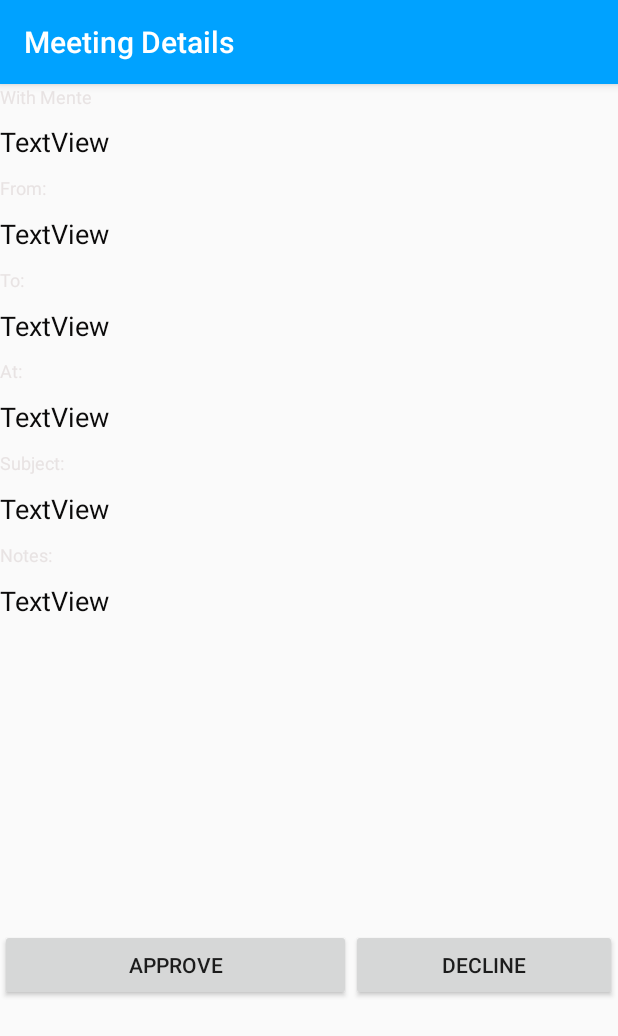
After one commit to shalomweiss/mm-android-2017, an Android app: the Meetingdetails screen opened directly, with no data from a screen before it, on a phone screen of 412 x 824 dp. The commit adds this screen. Shown: the top 1036 px of the screen. Run offline under Robolectric (Android 15) with nearby library versions, the phone set to English and light mode, and no system bars.

Commit message:
adding MeetingDetails(layout)
team B

```diff
--- a/app/src/main/AndroidManifest.xml
+++ b/app/src/main/AndroidManifest.xml
@@ -21,7 +21,8 @@
             </intent-filter>
         </activity>
         <activity android:name=".LoginActivity" />
-        <activity android:name="org.tsofen.model.ProfileController"></activity>
+        <activity android:name="org.tsofen.model.ProfileController" />
+        <activity android:name=".Meetingdetails"></activity>
     </application>
 
 </manifest>
--- /dev/null
+++ b/app/src/main/java/org/tsofen/mentorim/Meetingdetails.java
@@ -0,0 +1,27 @@
+package org.tsofen.mentorim;
+
+import android.support.v7.app.AppCompatActivity;
+import android.os.Bundle;
+import android.view.View;
+import android.widget.LinearLayout;
+
+public class Meetingdetails extends AppCompatActivity {
+
+    @Override
+    protected void onCreate(Bundle savedInstanceState) {
+        super.onCreate(savedInstanceState);
+        setContentView(R.layout.activity_meetingdetails);
+        getSupportActionBar().setTitle("Meeting Details");
+        findViewById(R.id.LinearLayoutsecond).setVisibility(View.INVISIBLE);
+
+    }
+    public void onapprove(View v){
+        findViewById(R.id.LinearLayoutsecond).setVisibility(View.VISIBLE);
+        findViewById(R.id.Linearlayoutfirst).setVisibility(View.INVISIBLE);
+
+
+    }
+
+
+
+}
--- /dev/null
+++ b/app/src/main/res/layout/activity_meetingdetails.xml
@@ -0,0 +1,176 @@
+<?xml version="1.0" encoding="utf-8"?>
+<LinearLayout xmlns:android="http://schemas.android.com/apk/res/android"
+    xmlns:app="http://schemas.android.com/apk/res-auto"
+    xmlns:tools="http://schemas.android.com/tools"
+    android:layout_width="match_parent"
+    android:layout_height="match_parent"
+    tools:context="org.tsofen.mentorim.Meetingdetails"
+    android:orientation="vertical">
+
+    <TextView
+        android:id="@+id/textView"
+        android:layout_width="match_parent"
+        android:layout_height="wrap_content"
+        android:layout_weight="0.56"
+        android:text="With Mente"
+        android:textColor="@color/gray"
+        android:textSize="12sp" />
+
+    <TextView
+        android:id="@+id/textView5"
+        android:layout_width="match_parent"
+        android:layout_height="wrap_content"
+        android:layout_weight="0.56"
+        android:text="TextView"
+        android:textColor="#0c0b0b"
+        android:textSize="18sp" />
+
+    <TextView
+        android:id="@+id/textView22"
+        android:layout_width="match_parent"
+        android:layout_height="wrap_content"
+        android:layout_weight="0.56"
+        android:text="From:"
+        android:textColor="@color/gray"
+        android:textSize="12sp" />
+
+    <TextView
+        android:id="@+id/textView23"
+        android:layout_width="match_parent"
+        android:layout_height="wrap_content"
+        android:layout_weight="0.56"
+        android:text="TextView"
+        android:textColor="#0c0b0b"
+        android:textSize="18sp" />
+
+    <TextView
+        android:id="@+id/textView20"
+        android:layout_width="match_parent"
+        android:layout_height="wrap_content"
+        android:layout_weight="0.56"
+        android:text="To:"
+        android:textColor="@color/gray"
+        android:textSize="12sp" />
+
+    <TextView
+        android:id="@+id/textView21"
+        android:layout_width="match_parent"
+        android:layout_height="wrap_content"
+        android:layout_weight="0.56"
+        android:text="TextView"
+        android:textColor="#0c0b0b"
+        android:textSize="18sp" />
+
+    <TextView
+        android:id="@+id/textView18"
+        android:layout_width="match_parent"
+        android:layout_height="wrap_content"
+        android:layout_weight="0.56"
+        android:text="At:"
+        android:textColor="@color/gray"
+        android:textSize="12sp" />
+
+    <TextView
+        android:id="@+id/textView19"
+        android:layout_width="match_parent"
+        android:layout_height="wrap_content"
+        android:layout_weight="0.56"
+        android:text="TextView"
+        android:textColor="#0c0b0b"
+        android:textSize="18sp" />
+
+    <TextView
+        android:id="@+id/textView16"
+        android:layout_width="match_parent"
+        android:layout_height="wrap_content"
+        android:layout_weight="0.56"
+        android:text="Subject:"
+        android:textColor="@color/gray"
+        android:textSize="12sp" />
+
+    <TextView
+        android:id="@+id/textView17"
+        android:layout_width="match_parent"
+        android:layout_height="wrap_content"
+        android:layout_weight="0.56"
+        android:text="TextView"
+        android:textColor="#0c0b0b"
+        android:textSize="18sp" />
+
+    <TextView
+        android:id="@+id/textView24"
+        android:layout_width="match_parent"
+        android:layout_height="wrap_content"
+        android:layout_weight="0.56"
+        android:text="Notes:"
+        android:textColor="@color/gray"
+        android:textSize="12sp" />
+
+    <TextView
+        android:id="@+id/textView25"
+        android:layout_width="match_parent"
+        android:layout_height="wrap_content"
+        android:layout_weight="0.56"
+        android:text="TextView"
+        android:textColor="#0c0b0b"
+        android:textSize="18sp" />
+
+    <LinearLayout
+        android:id="@+id/LinearLayoutsecond"
+        android:layout_width="match_parent"
+        android:layout_height="wrap_content"
+        android:layout_weight="0.56"
+        android:orientation="vertical">
+
+        <EditText
+            android:id="@+id/editText6"
+            android:layout_width="match_parent"
+            android:layout_height="wrap_content"
+            android:ems="10"
+            android:inputType="textPersonName"
+            android:text="Summery:(seen by every one)" />
+
+        <EditText
+            android:id="@+id/editText5"
+            android:layout_width="match_parent"
+            android:layout_height="wrap_content"
+            android:ems="10"
+            android:inputType="textPersonName"
+            android:text="Private Summery:(seen  by tsofen only)" />
+
+        <Button
+            android:id="@+id/button4"
+            android:layout_width="match_parent"
+            android:layout_height="wrap_content"
+            android:text="Confirm Meeting Accured" />
+
+        <Button
+            android:id="@+id/button3"
+            android:layout_width="match_parent"
+            android:layout_height="wrap_content"
+            android:text="discard meeting" />
+
+    </LinearLayout>
+
+    <LinearLayout
+        android:id="@+id/Linearlayoutfirst"
+        android:layout_width="match_parent"
+        android:layout_height="204dp"
+        android:orientation="horizontal">
+
+        <Button
+            android:id="@+id/onapprove"
+            android:layout_width="wrap_content"
+            android:layout_height="wrap_content"
+            android:layout_weight="1.63"
+            android:text="approve" />
+
+        <Button
+            android:id="@+id/button"
+            android:layout_width="wrap_content"
+            android:layout_height="wrap_content"
+            android:layout_weight="1"
+            android:text="Decline" />
+    </LinearLayout>
+
+</LinearLayout>
--- a/app/src/main/res/values/colors.xml
+++ b/app/src/main/res/values/colors.xml
@@ -4,4 +4,5 @@
     <color name="colorPrimaryDark">#007EC7</color>
     <color name="colorAccent">#7ABEF3</color>
     <color name="textHintColor">#67768B</color>
+    <color name="gray">#e8e3e3</color>
 </resources>
```
